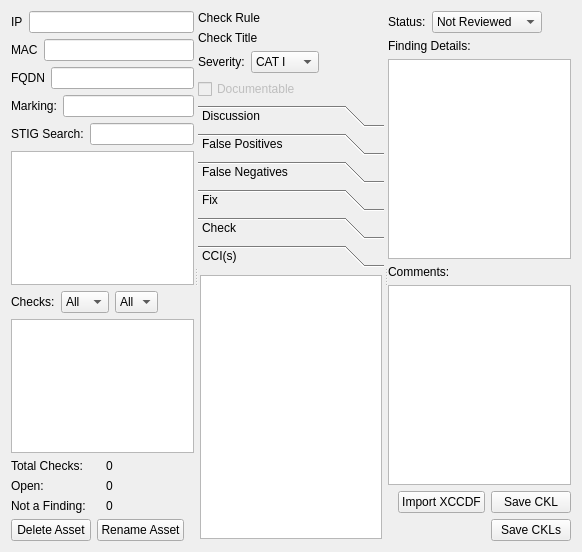
First picture: the form in src/assetview.ui, repository squinky86/STIGQter, before the edit.
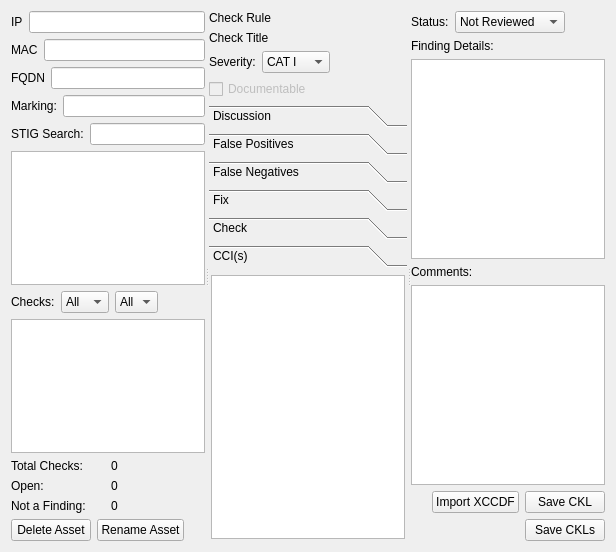
Second picture: the form after the edit.

Commit message: fix signal for Qt6

```diff
--- a/src/assetview.ui
+++ b/src/assetview.ui
@@ -6,7 +6,7 @@
    <rect>
     <x>0</x>
     <y>0</y>
-    <width>582</width>
+    <width>616</width>
     <height>552</height>
    </rect>
   </property>
@@ -585,8 +585,8 @@
            <rect>
             <x>0</x>
             <y>0</y>
-            <width>138</width>
-            <height>238</height>
+            <width>155</width>
+            <height>240</height>
            </rect>
           </property>
           <attribute name="label">
```
Left out of the diff: 22 changed lines with no effect on the pictures.
